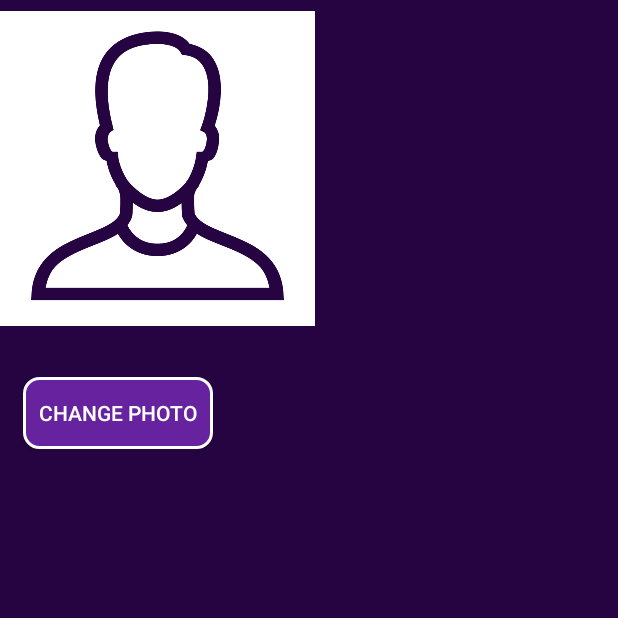
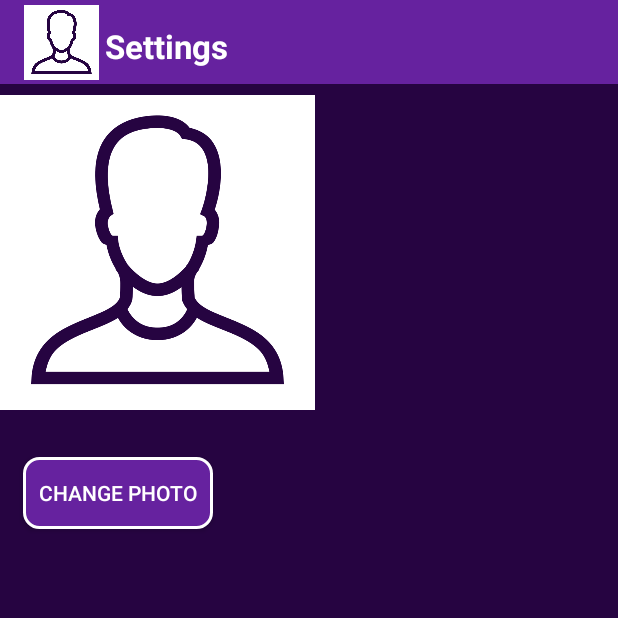
Before and after one commit to named-data-mobile/ndn-photo-app, an Android app: the SettingsActivity screen opened directly, with no data from a screen before it, on a phone screen of 412 x 824 dp, the top half of it. Run offline under Robolectric (Android 15) with nearby library versions, the phone set to English and light mode, and no system bars; our stand-ins replace Picasso; libraries missing offline, so code that uses them is left out: net.named_data.jndn; pictures from the network do not load.

Commit message:
fix: added toolbar in settings and photos

```diff
--- a/app/src/main/java/memphis/myapplication/SettingsActivity.java
+++ b/app/src/main/java/memphis/myapplication/SettingsActivity.java
@@ -8,6 +8,7 @@
 import android.preference.PreferenceManager;
 import android.provider.MediaStore;
 import android.support.v7.app.AppCompatActivity;
+import android.support.v7.widget.Toolbar;
 import android.util.Log;
 import android.view.View;
 import android.widget.ImageView;
@@ -28,6 +29,7 @@
     protected void onCreate(Bundle savedInstanceBundle) {
         super.onCreate(savedInstanceBundle);
         setContentView(R.layout.activity_settings);
+        setupToolbar();
         m_imageView = (ImageView) findViewById(R.id.profilePhoto);
         manager = new FileManager(getApplicationContext());
         File file = manager.getProfilePhoto();
@@ -65,4 +67,9 @@
             }
         }
     }
+    private void setupToolbar() {
+        ToolbarHelper toolbarHelper = new ToolbarHelper(this, "Settings");
+        Toolbar toolbar = toolbarHelper.setupToolbar();
+        setSupportActionBar(toolbar);
+    }
 }
--- a/app/src/main/res/layout/activity_settings.xml
+++ b/app/src/main/res/layout/activity_settings.xml
@@ -6,11 +6,18 @@
     android:background="@color/colorPrimaryDark"
     android:layout_width="match_parent"
     android:layout_height="match_parent">
-
+    <include
+        android:id="@+id/toolbar"
+        layout="@layout/toolbar"
+        android:layout_width="729dp"
+        app:layout_constraintEnd_toEndOf="parent"
+        app:layout_constraintStart_toStartOf="parent"
+        app:layout_constraintTop_toTopOf="parent" />
     <ImageView
         android:id="@+id/profilePhoto"
         android:layout_width="210dp"
         android:layout_height="224dp"
+        app:layout_constraintTop_toBottomOf="@id/toolbar"
         android:scaleType="fitCenter" />
 
     <Button
```
Also changed, not shown: app/src/main/java/memphis/myapplication/NewContentActivity.java (+7 -0 lines), app/src/main/res/layout/activity_with_list.xml (+15 -8 lines).
